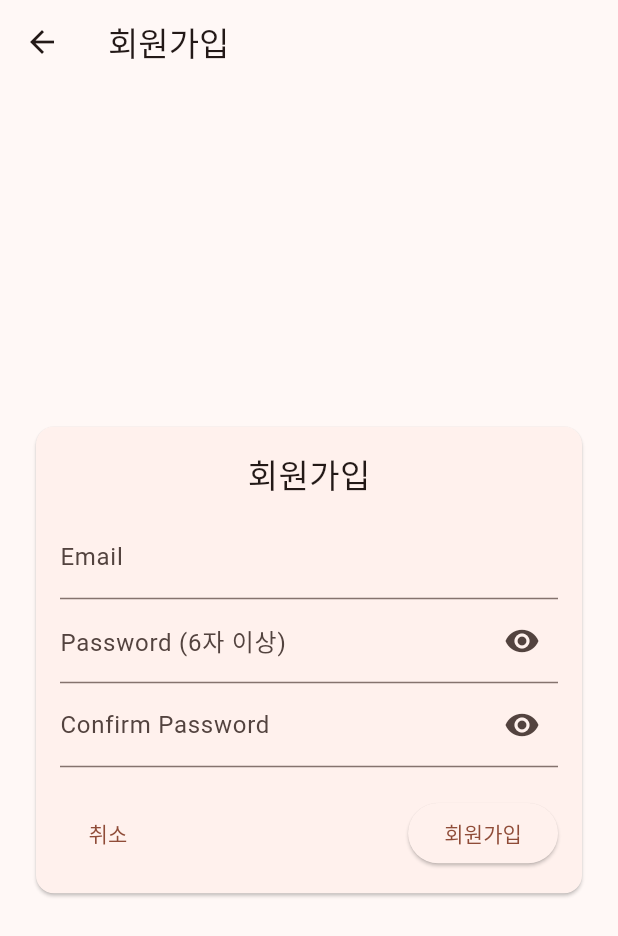
After one commit to Capstone-Tuk-FireDetection/fire-detection-projectV2, a Flutter app: the screen it shows after launch, after a tap on the "login" icon, after a tap on "회원가입", on a phone screen of 412 x 824 dp. The commit adds this screen. Shown: the top 936 px of the screen. Run offline on Flutter 3.47's test engine with Material 3 defaults, Android fonts, the phone set to English and light mode, and no system bars; our stand-ins replace firebase_auth, firebase_core, firebase_messaging; missing offline and left inert: dart:html, dart:ui_web, flutter_mjpeg; accounts and stored records are empty.

Commit message:
회원가입페이지추가

```diff
--- a/frontend/lib/login_screen.dart
+++ b/frontend/lib/login_screen.dart
@@ -1,5 +1,6 @@
 import 'package:flutter/material.dart';
 import 'package:firebase_auth/firebase_auth.dart';
+import 'register_screen.dart';
 
 class LoginScreen extends StatefulWidget {
   const LoginScreen({super.key});
@@ -19,13 +20,26 @@ class _LoginScreenState extends State<LoginScreen> {
     _formKey.currentState!.save();
     setState(() => _loading = true);
     try {
-      await FirebaseAuth.instance.signInWithEmailAndPassword(email: _email, password: _pw);
+      await FirebaseAuth.instance
+          .signInWithEmailAndPassword(email: _email, password: _pw);
     } on FirebaseAuthException catch (e) {
       ScaffoldMessenger.of(context).showSnackBar(
         SnackBar(content: Text(e.message ?? 'Login failed')),
       );
     } finally {
       if (mounted) setState(() => _loading = false);
+    }
+  }
+
+  Future<void> _goToRegister() async {
+    final ok = await Navigator.of(context).push<bool>(
+      MaterialPageRoute(builder: (_) => const RegisterScreen()),
+    );
+    if (!mounted) return;
+    if (ok == true) {
+      ScaffoldMessenger.of(context).showSnackBar(
+        const SnackBar(content: Text('회원가입 완료! 로그인해 주세요.')),
+      );
     }
   }
 
@@ -60,6 +74,11 @@ class _LoginScreenState extends State<LoginScreen> {
                         icon: const Icon(Icons.login, size: 32),
                         onPressed: _login,
                       ),
+                const SizedBox(height: 8),
+                TextButton(
+                  onPressed: _goToRegister,
+                  child: const Text('회원가입'),
+                ),
               ]),
             ),
           ),
--- /dev/null
+++ b/frontend/lib/register_screen.dart
@@ -0,0 +1,130 @@
+import 'package:flutter/material.dart';
+
+class RegisterScreen extends StatefulWidget {
+  const RegisterScreen({super.key});
+
+  @override
+  State<RegisterScreen> createState() => _RegisterScreenState();
+}
+
+class _RegisterScreenState extends State<RegisterScreen> {
+  final _formKey = GlobalKey<FormState>();
+
+  String _email = '';
+  String _pw = '';
+  String _pwConfirm = '';
+  bool _loading = false;
+  bool _obscure1 = true;
+  bool _obscure2 = true;
+
+  Future<void> _submit() async {
+    if (!_formKey.currentState!.validate()) return;
+    _formKey.currentState!.save();
+
+    if (_pw != _pwConfirm) {
+      ScaffoldMessenger.of(context).showSnackBar(
+        const SnackBar(content: Text('비밀번호가 일치하지 않습니다.')),
+      );
+      return;
+    }
+
+    setState(() => _loading = true);
+
+    // 외부 연동 없이 임시 회원가입 처리 (간단 딜레이로 대체)
+    await Future.delayed(const Duration(milliseconds: 500));
+
+    if (!mounted) return;
+    setState(() => _loading = false);
+
+    await showDialog<void>(
+      context: context,
+      builder: (_) => AlertDialog(
+        title: const Text('회원가입 완료'),
+        content: Text('임시 계정이 생성되었습니다.\n\nEmail: $_email'),
+        actions: [
+          TextButton(
+            onPressed: () => Navigator.of(context).pop(),
+            child: const Text('확인'),
+          ),
+        ],
+      ),
+    );
+
+    // 로그인 화면으로 "성공" 결과를 전달하며 복귀
+    if (mounted) Navigator.of(context).pop(true);
+  }
+
+  @override
+  Widget build(BuildContext context) {
+    return Scaffold(
+      appBar: AppBar(title: const Text('회원가입')),
+      body: Center(
+        child: Card(
+          margin: const EdgeInsets.all(24),
+          child: Padding(
+            padding: const EdgeInsets.all(16),
+            child: Form(
+              key: _formKey,
+              child: Column(
+                mainAxisSize: MainAxisSize.min,
+                children: [
+                  const Text('회원가입', style: TextStyle(fontSize: 22)),
+                  const SizedBox(height: 12),
+                  TextFormField(
+                    decoration: const InputDecoration(labelText: 'Email'),
+                    keyboardType: TextInputType.emailAddress,
+                    validator: (v) =>
+                        (v == null || v.trim().isEmpty) ? '필수 입력' : null,
+                    onSaved: (v) => _email = v!.trim(),
+                  ),
+                  TextFormField(
+                    decoration: InputDecoration(
+                      labelText: 'Password (6자 이상)',
+                      suffixIcon: IconButton(
+                        icon: Icon(_obscure1 ? Icons.visibility : Icons.visibility_off),
+                        onPressed: () => setState(() => _obscure1 = !_obscure1),
+                      ),
+                    ),
+                    obscureText: _obscure1,
+                    validator: (v) =>
+                        (v == null || v.length < 6) ? '6자 이상 입력' : null,
+                    onSaved: (v) => _pw = v!.trim(),
+                  ),
+                  TextFormField(
+                    decoration: InputDecoration(
+                      labelText: 'Confirm Password',
+                      suffixIcon: IconButton(
+                        icon: Icon(_obscure2 ? Icons.visibility : Icons.visibility_off),
+                        onPressed: () => setState(() => _obscure2 = !_obscure2),
+                      ),
+                    ),
+                    obscureText: _obscure2,
+                    validator: (v) =>
+                        (v == null || v.isEmpty) ? '필수 입력' : null,
+                    onSaved: (v) => _pwConfirm = v!.trim(),
+                  ),
+                  const SizedBox(height: 20),
+                  Row(
+                    mainAxisAlignment: MainAxisAlignment.spaceBetween,
+                    children: [
+                      TextButton(
+                        onPressed: () => Navigator.of(context).maybePop(),
+                        child: const Text('취소'),
+                      ),
+                      _loading
+                          ? const CircularProgressIndicator()
+                          : ElevatedButton(
+                              onPressed: _submit,
+                              child: const Text('회원가입'),
+                            ),
+                    ],
+                  ),
+                ],
+              ),
+            ),
+          ),
+        ),
+      ),
+    );
+  }
+}
```
